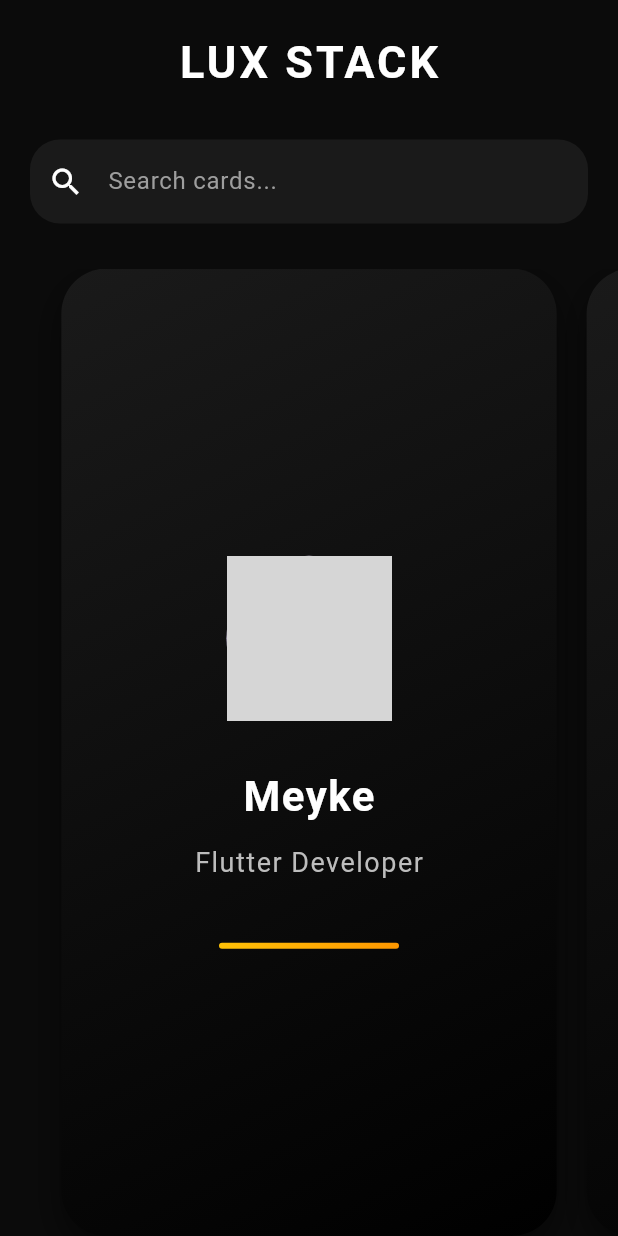
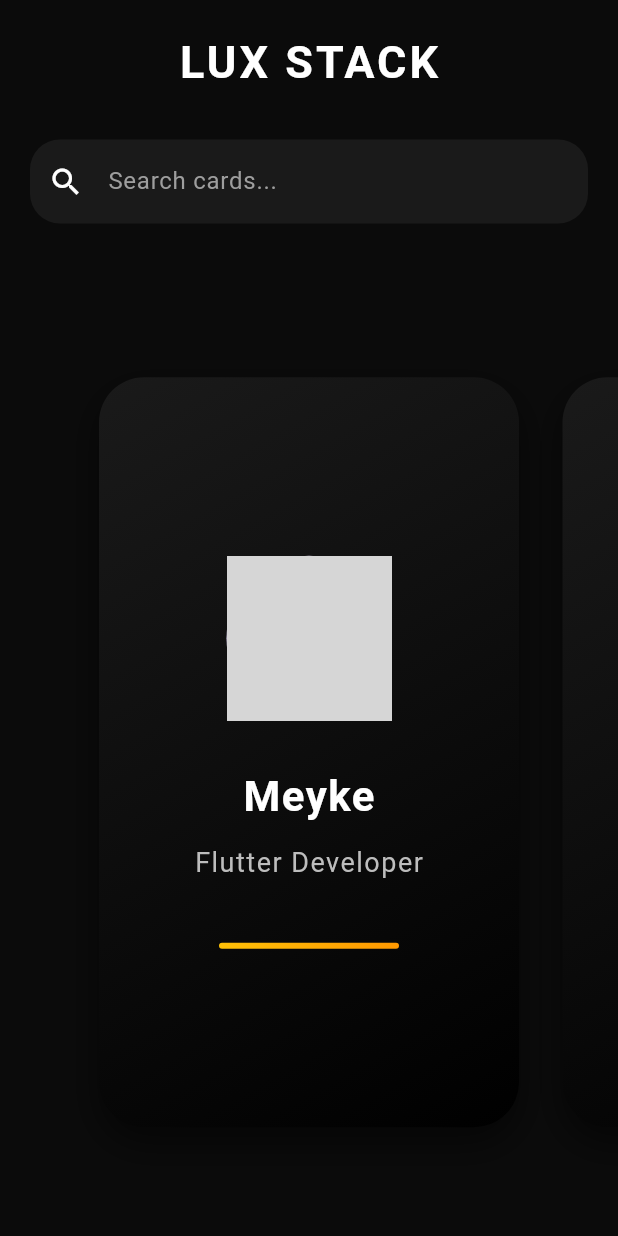
Before and after one commit to khawle-sk/ELITE_CARD, a Flutter app: the screen it shows after launch, on a phone screen of 412 x 824 dp. Run offline on Flutter 3.47's test engine with Material 3 defaults, Android fonts, the phone set to English and light mode, and no system bars; grey boxes are pictures that could not be loaded.

Commit message:
adjust card carousel layout

```diff
--- a/lib/screens/home_page.dart
+++ b/lib/screens/home_page.dart
@@ -1,39 +1,58 @@
+
+
 import 'package:flutter/material.dart';
 import '../widgets/luxury_card.dart';
-
-class HomePage extends StatelessWidget {
-  HomePage({super.key});
-
+class HomePage extends StatefulWidget {
+  const HomePage({super.key});
+  @override
+  State<HomePage> createState() => _HomePageState();
+}
+class _HomePageState extends State<HomePage> {
   final List<Map<String, String>> cards = [
     {
       "name": "Meyke",
       "role": "Flutter Developer",
-      "image": "assets/images/m.jpg",
+      "image": "assets/images/profile1.jpg",
     },
     {
       "name": "Ahmed",
       "role": "UI Designer",
-      "image": "assets/images/LL.jpg",
+      "image": "assets/images/profile2.jpg",
     },
     {
       "name": "Sarah",
       "role": "Backend Developer",
-      "image": "assets/images/mm.jpg",
+      "image": "assets/images/profile3.jpg",
     },
   ];
-
+  late PageController _pageController;
+  double currentPage = 0;
+  @override
+  void initState() {
+    super.initState();
+    _pageController = PageController(
+      viewportFraction: 0.75,
+    );
+    _pageController.addListener(() {
+      setState(() {
+        currentPage = _pageController.page!;
+      });
+    });
+  }
+  @override
+  void dispose() {
+    _pageController.dispose();
+    super.dispose();
+  }
   @override
   Widget build(BuildContext context) {
     return Scaffold(
       backgroundColor: const Color(0xFF0B0B0B),
-
       body: SafeArea(
         child: Column(
           children: [
-
+            const SizedBox(height: 20),
             /// TITLE
-            const SizedBox(height: 20),
-
             const Text(
               "LUX STACK",
               style: TextStyle(
@@ -43,9 +62,7 @@ class HomePage extends StatelessWidget {
                 letterSpacing: 2,
               ),
             ),
-
             const SizedBox(height: 30),
-
             /// SEARCH BAR
             Padding(
               padding: const EdgeInsets.symmetric(horizontal: 20),
@@ -69,27 +86,27 @@ class HomePage extends StatelessWidget {
                 ),
               ),
             ),
-
             const SizedBox(height: 30),
-
             /// PAGE VIEW
             Expanded(
               child: PageView.builder(
-                controller: PageController(
-                  viewportFraction: 0.85,
-                ),
+                controller: _pageController,
                 itemCount: cards.length,
                 itemBuilder: (context, index) {
-
+                  double scale = 1.0;
+                  if (_pageController.position.haveDimensions) {
+                    scale = (1 - ((currentPage - index).abs() * 0.1))
+                        .clamp(0.85, 1.0);
+                  }
                   final card = cards[index];
-
-                  return Padding(
-                    padding: const EdgeInsets.symmetric(horizontal: 10),
-
-                    child: LuxuryCard(
-                      name: card["name"]!,
-                      role: card["role"]!,
-                      image: card["image"]!,
+                  return Center(
+                    child: Transform.scale(
+                      scale: scale,
+                      child: LuxuryCard(
+                        name: card["name"]!,
+                        role: card["role"]!,
+                        image: card["image"]!,
+                      ),
                     ),
                   );
                 },
--- a/lib/widgets/luxury_card.dart
+++ b/lib/widgets/luxury_card.dart
@@ -16,7 +16,7 @@ class LuxuryCard extends StatelessWidget {
   @override
   Widget build(BuildContext context) {
     return Container(
-      width: 320,
+      width: 280,
       height: 500,
       padding: const EdgeInsets.all(24),
       decoration: BoxDecoration(
```
